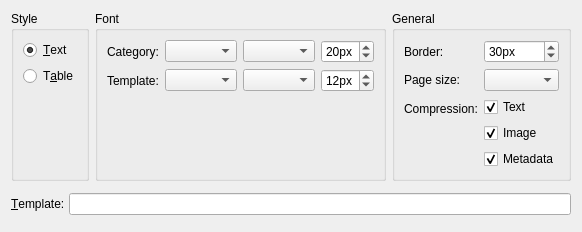
This is plugins/exp-pdf/pdfexportwidget.ui in martin-kudlicka/vocabulary-master as Qt 5 draws it before an edit. The edited form follows.
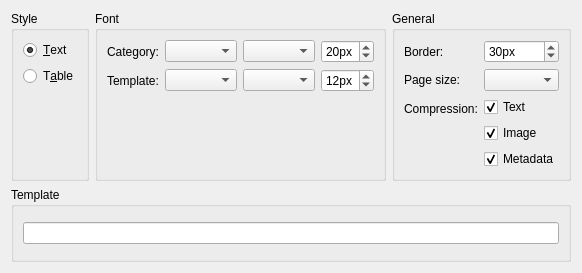
This is the edited form.

```diff
--- a/plugins/exp-pdf/pdfexportwidget.ui
+++ b/plugins/exp-pdf/pdfexportwidget.ui
@@ -6,8 +6,8 @@
    <rect>
     <x>0</x>
     <y>0</y>
-    <width>535</width>
-    <height>212</height>
+    <width>560</width>
+    <height>250</height>
    </rect>
   </property>
   <property name="windowTitle">
@@ -226,21 +226,16 @@
         <number>0</number>
        </property>
        <item>
-        <layout class="QHBoxLayout" name="horizontalLayout_2">
-         <item>
-          <widget class="QLabel" name="label">
-           <property name="text">
-            <string>&amp;Template:</string>
-           </property>
-           <property name="buddy">
-            <cstring>qleTextEdit</cstring>
-           </property>
-          </widget>
-         </item>
+        <widget class="QGroupBox" name="groupBox_2">
+         <property name="title">
+          <string>Template</string>
+         </property>
+         <layout class="QVBoxLayout" name="verticalLayout_5">
          <item>
           <widget class="QLineEdit" name="qleTextEdit"/>
          </item>
         </layout>
+        </widget>
        </item>
       </layout>
      </widget>
@@ -250,7 +245,11 @@
         <number>0</number>
        </property>
        <item>
-        <layout class="QHBoxLayout" name="horizontalLayout_8">
+        <widget class="QGroupBox" name="groupBox_4">
+         <property name="title">
+          <string>Template</string>
+         </property>
+         <layout class="QHBoxLayout" name="horizontalLayout_2">
          <item>
           <widget class="QSpinBox" name="qsbTableColums">
            <property name="sizePolicy">
@@ -299,11 +298,25 @@
           </spacer>
          </item>
         </layout>
+        </widget>
        </item>
       </layout>
      </widget>
     </widget>
    </item>
+   <item>
+    <spacer name="verticalSpacer_2">
+     <property name="orientation">
+      <enum>Qt::Vertical</enum>
+     </property>
+     <property name="sizeHint" stdset="0">
+      <size>
+       <width>20</width>
+       <height>40</height>
+      </size>
+     </property>
+    </spacer>
+   </item>
   </layout>
  </widget>
  <resources/>
```
Lines whose indentation alone changed are shown as unchanged.
